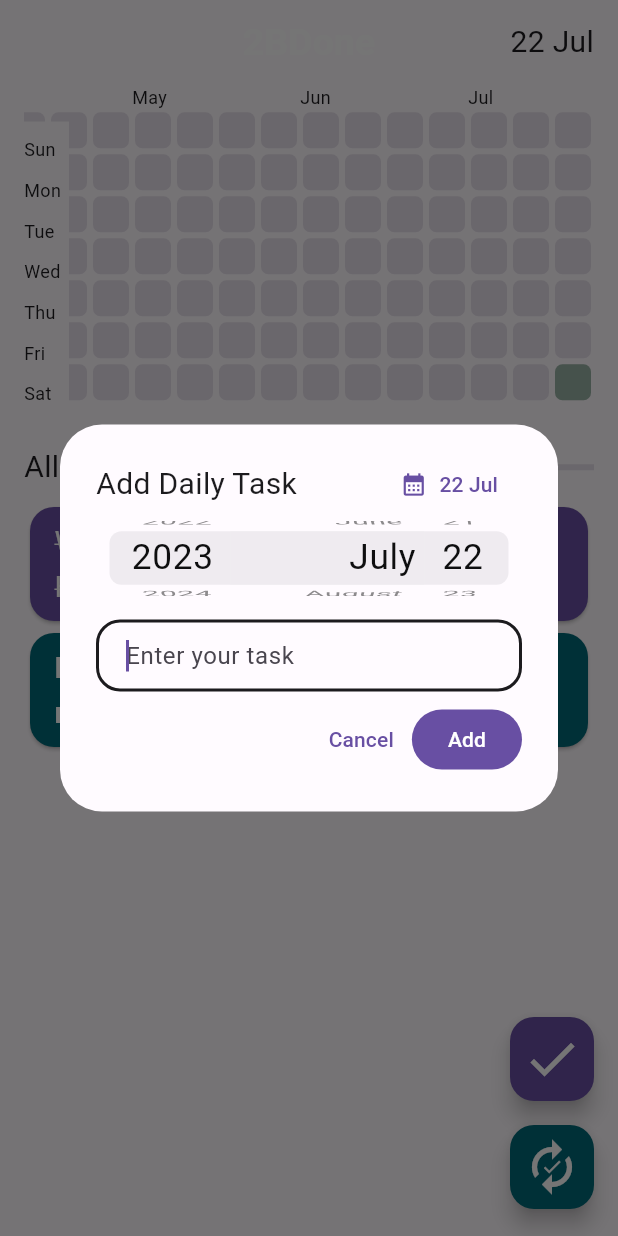
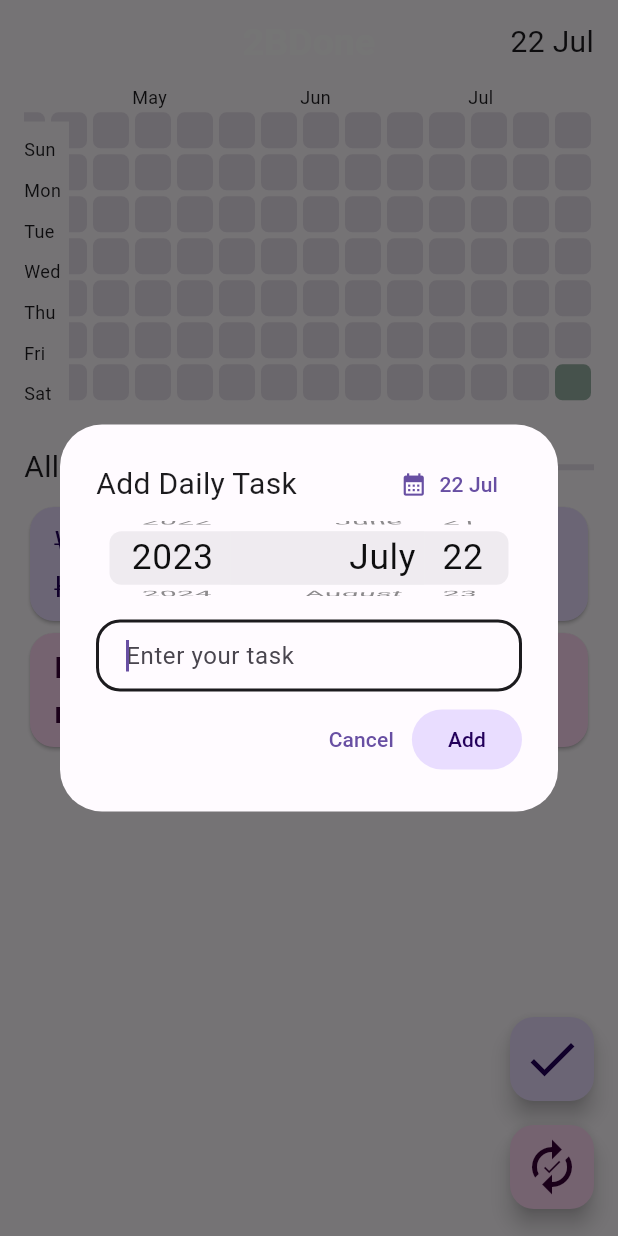
Before and after one commit to srksifat-dev/habitask, a Flutter app: the screen it shows after launch, after a tap on the "done" icon, on a phone screen of 412 x 824 dp. Run offline on Flutter 3.47's test engine with Material 2 defaults, Android fonts, the phone set to English and light mode, and no system bars; drawn by our look-alikes of flutter_heatmap_calendar, flutter_slidable; our stand-ins replace date_format, get_storage, go_router, isar; accounts and stored records are empty; generated files the repository leaves out were written again.

Commit message:
Theme color is changed

```diff
--- a/lib/features/home/components/add_daily_task.dart
+++ b/lib/features/home/components/add_daily_task.dart
@@ -25,7 +25,7 @@ class _AddDailyTaskState extends State<AddDailyTask> {
       maintainState: true,
       visible: widget.isVisible,
       child: FloatingActionButton(
-        backgroundColor: Theme.of(context).colorScheme.primary,
+        backgroundColor: Theme.of(context).colorScheme.primaryContainer,
         onPressed: () {
           showDialog(
               context: context,
@@ -36,15 +36,24 @@ class _AddDailyTaskState extends State<AddDailyTask> {
                         Row(
                           mainAxisAlignment: MainAxisAlignment.spaceBetween,
                           children: [
-                            const Text(
+                            Text(
                               "Add Daily Task",
-                              style: TextStyle(fontSize: 20),
+                              style: TextStyle(
+                                fontSize: 20,
+                              ),
                             ),
                             TextButton.icon(
                               onPressed: () {},
-                              icon: const Icon(Icons.calendar_month),
-                              label: Text(FormateDateTime.d2sWithoutHM(
-                                  dateTime: taskFor)),
+                              icon: Icon(
+                                Icons.calendar_month,
+                                color: Theme.of(context).colorScheme.primary,
+                              ),
+                              label: Text(
+                                FormateDateTime.d2sWithoutHM(dateTime: taskFor),
+                                style: TextStyle(
+                                  color: Theme.of(context).colorScheme.primary,
+                                ),
+                              ),
                             ),
                           ],
                         ),
@@ -98,6 +107,13 @@ class _AddDailyTaskState extends State<AddDailyTask> {
                                 },
                                 child: const Text("Cancel")),
                             FilledButton(
+                              style: ButtonStyle(
+                                backgroundColor: MaterialStatePropertyAll(
+                                  Theme.of(context)
+                                      .colorScheme
+                                      .primaryContainer,
+                                ),
+                              ),
                               onPressed: () {
                                 taskController.text.length > 1
                                     ? isarService.addTask(Task()
@@ -111,7 +127,15 @@ class _AddDailyTaskState extends State<AddDailyTask> {
                                 taskFor = FormateDateTime.onlyDate(
                                     dateTime: DateTime.now());
                               },
-                                child: const Text("Add"))
+                              child: Text(
+                                "Add",
+                                style: TextStyle(
+                                  color: Theme.of(context)
+                                      .colorScheme
+                                      .onPrimaryContainer,
+                                ),
+                              ),
+                            ),
                           ],
                         )
                       ],
@@ -121,7 +145,7 @@ class _AddDailyTaskState extends State<AddDailyTask> {
         child: Icon(
           Icons.done,
           size: 40,
-          color: Theme.of(context).colorScheme.onPrimary,
+          color: Theme.of(context).colorScheme.onPrimaryContainer,
         ),
       ),
     );
--- a/lib/features/home/components/add_habitual_task.dart
+++ b/lib/features/home/components/add_habitual_task.dart
@@ -24,7 +24,7 @@ class _AddHabitualTaskState extends State<AddHabitualTask> {
       maintainState: true,
       visible: widget.isVisible,
       child: FloatingActionButton(
-        backgroundColor: Theme.of(context).colorScheme.tertiary,
+        backgroundColor: Theme.of(context).colorScheme.secondaryContainer,
         onPressed: () {
           showDialog(
               context: context,
@@ -79,6 +79,13 @@ class _AddHabitualTaskState extends State<AddHabitualTask> {
                               maintainAnimation: true,
                               maintainState: true,
                               child: FilledButton(
+                                  style: ButtonStyle(
+                                    backgroundColor: MaterialStatePropertyAll(
+                                      Theme.of(context)
+                                          .colorScheme
+                                          .secondaryContainer,
+                                    ),
+                                  ),
                                   onPressed: () {
                                     taskController.text.length > 1
                                         ? isarService.addTask(Task()
@@ -92,7 +99,7 @@ class _AddHabitualTaskState extends State<AddHabitualTask> {
                                     taskFor = FormateDateTime.onlyDate(
                                         dateTime: DateTime.now());
                                   },
-                                  child: const Text("Add")),
+                                  child: Text("Add",style: TextStyle(color: Theme.of(context).colorScheme.onSecondaryContainer),)),
                             )
                           ],
                         )
@@ -106,12 +113,12 @@ class _AddHabitualTaskState extends State<AddHabitualTask> {
             Icon(
               Icons.autorenew,
               size: 40,
-              color: Theme.of(context).colorScheme.onTertiary,
+              color: Theme.of(context).colorScheme.onSecondaryContainer,
             ),
             Icon(
               Icons.done,
               size: 15,
-              color: Theme.of(context).colorScheme.onTertiary,
+              color: Theme.of(context).colorScheme.onSecondaryContainer,
             )
           ],
         ),
--- a/lib/features/home/screens/home_screen.dart
+++ b/lib/features/home/screens/home_screen.dart
@@ -351,10 +351,10 @@ class _HomeScreenState extends State<HomeScreen> {
                                       color: task.taskType == "dt"
                                           ? Theme.of(context)
                                               .colorScheme
-                                              .primary
+                                              .primaryContainer
                                           : Theme.of(context)
                                               .colorScheme
-                                              .tertiary,
+                                              .secondaryContainer,
                                       shape: RoundedRectangleBorder(
                                           borderRadius:
                                               BorderRadius.circular(16)),
@@ -362,19 +362,19 @@ class _HomeScreenState extends State<HomeScreen> {
                                         checkColor: task.taskType == "dt"
                                             ? Theme.of(context)
                                                 .colorScheme
-                                                .primary
+                                                .primaryContainer
                                             : Theme.of(context)
                                                 .colorScheme
-                                                .tertiary,
+                                                .secondaryContainer,
                                         fillColor: task.taskType == "dt"
                                             ? MaterialStatePropertyAll(
                                                 Theme.of(context)
                                                     .colorScheme
-                                                    .onPrimary)
+                                                    .onPrimaryContainer)
                                             : MaterialStatePropertyAll(
                                                 Theme.of(context)
                                                     .colorScheme
-                                                    .onTertiary),
+                                                    .onSecondaryContainer),
                                         value: task.isComplete,
                                         onChanged: (value) async {
                                           await isarService.editTaskStatus(
@@ -390,10 +390,10 @@ class _HomeScreenState extends State<HomeScreen> {
                                             color: task.taskType == "dt"
                                                 ? Theme.of(context)
                                                     .colorScheme
-                                                    .onPrimary
+                                                    .onPrimaryContainer
                                                 : Theme.of(context)
                                                     .colorScheme
-                                                    .onTertiary,
+                                                    .onSecondaryContainer,
                                             decoration: task.isComplete
                                                 ? TextDecoration.lineThrough
                                                 : TextDecoration.none,
@@ -401,10 +401,10 @@ class _HomeScreenState extends State<HomeScreen> {
                                                 task.taskType == "dt"
                                                     ? Theme.of(context)
                                                         .colorScheme
-                                                        .onPrimary
+                                                        .onPrimaryContainer
                                                     : Theme.of(context)
                                                         .colorScheme
-                                                        .onTertiary,
+                                                        .onSecondaryContainer,
                                           ),
                                         ),
                                       ),
```
Lines whose indentation alone changed are shown as unchanged.
